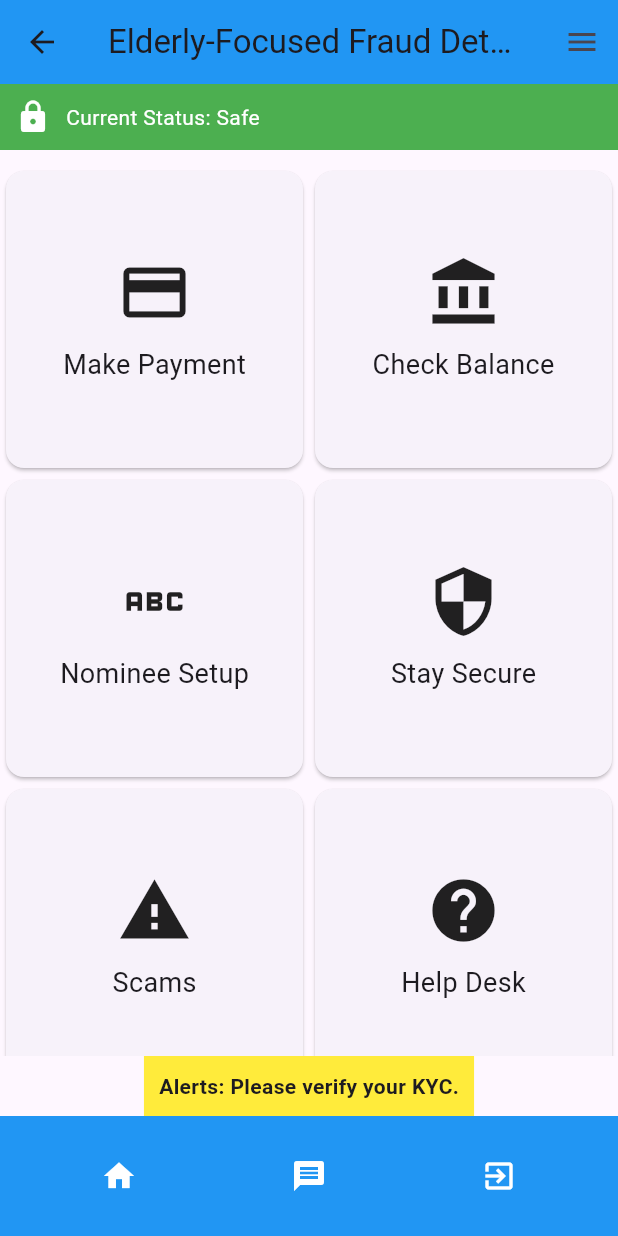
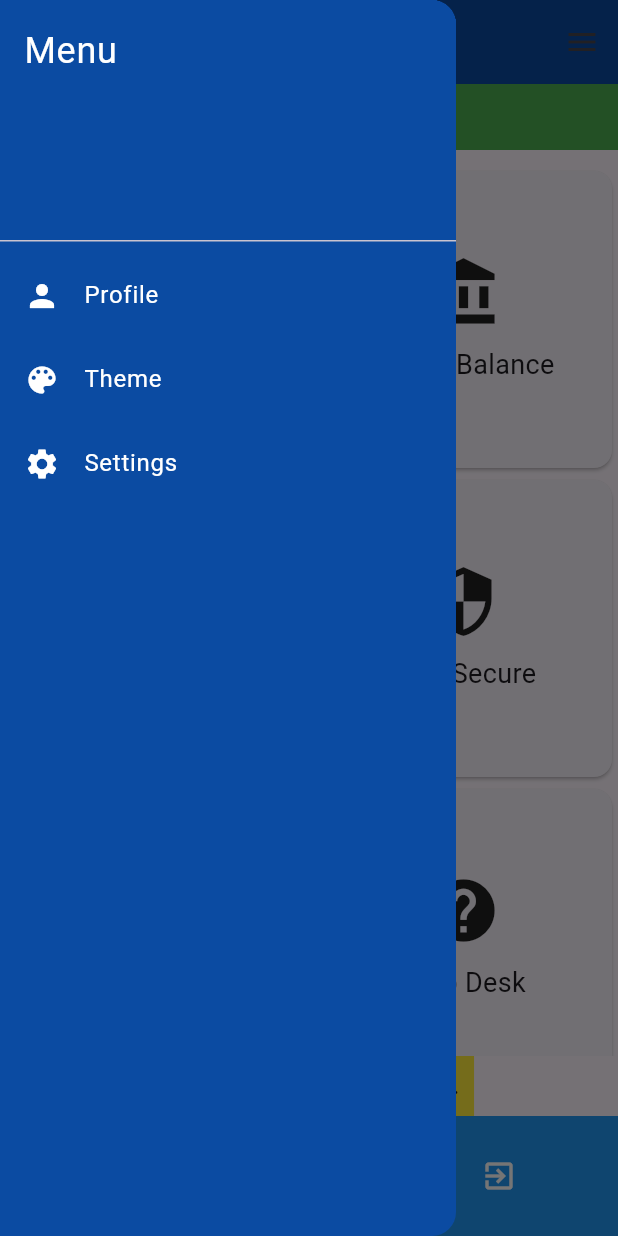
Before and after one commit to clayonhub/WCEHackathon2025_NullPointers, a Flutter app: the HomePage screen opened directly, with the side drawer open (before the commit the screen has no drawer), on a phone screen of 412 x 824 dp. Run offline on Flutter 3.47's test engine with Material 3 defaults, Android fonts, the phone set to English and light mode, and no system bars; our stand-ins replace file_picker.

Commit message:
made menu on homepage and directed login as acc holder and completed button to homepage

```diff
--- a/lib/homepage.dart
+++ b/lib/homepage.dart
@@ -5,17 +5,66 @@ class HomePage extends StatelessWidget {
   Widget build(BuildContext context) {
     return Scaffold(
       appBar: AppBar(
-        title: Text('Elderly-Focused Fraud Detection App'),
-        backgroundColor: Colors.blue,
+        title: Text(
+          "SAHAYAK",
+          style: TextStyle(fontSize: 28, fontWeight: FontWeight.bold, color: Colors.white),
+        ),
+        backgroundColor: Color(0xFF0B4BA2),
+        centerTitle: true,
         actions: [
           IconButton(
             icon: Icon(Icons.menu),
             onPressed: () {
-              // Implement menu action
-            },
+  Scaffold.of(context).openDrawer();
+},
+
           ),
         ],
       ),
+      drawer: Drawer(
+  backgroundColor: Color(0xFF0B4BA2), // Same color as AppBar
+  child: ListView(
+    padding: EdgeInsets.zero,
+    children: <Widget>[
+      DrawerHeader(
+        child: Text(
+          'Menu',
+          style: TextStyle(
+            color: Colors.white,
+            fontSize: 24,
+          ),
+        ),
+        decoration: BoxDecoration(
+          color: Color(0xFF0B4BA2),
+        ),
+      ),
+      ListTile(
+        leading: Icon(Icons.person, color: Colors.white),
+        title: Text('Profile', style: TextStyle(color: Colors.white)),
+        onTap: () {
+          // Handle Profile action
+          Navigator.pop(context); // Close the drawer
+        },
+      ),
+      ListTile(
+        leading: Icon(Icons.color_lens, color: Colors.white),
+        title: Text('Theme', style: TextStyle(color: Colors.white)),
+        onTap: () {
+          // Handle Theme action
+          Navigator.pop(context); // Close the drawer
+        },
+      ),
+      ListTile(
+        leading: Icon(Icons.settings, color: Colors.white),
+        title: Text('Settings', style: TextStyle(color: Colors.white)),
+        onTap: () {
+          // Handle Settings action
+          Navigator.pop(context); // Close the drawer
+        },
+      ),
+    ],
+  ),
+),
       body: Column(
         children: [
           // Status Bar
@@ -43,18 +92,26 @@ class HomePage extends StatelessWidget {
                 _buildFunctionalityButton(context, Icons.account_balance, 'Check Balance', () {
                   // Navigate to check balance functionality
                 }),
-                _buildFunctionalityButton(context, Icons.abc, 'Nominee Setup', () {
+                _buildFunctionalityButton(context, Icons.people, 'Nominee Setup', () {
                   // Navigate to nominee setup
+
                 }),
+
                 _buildFunctionalityButton(context, Icons.security, 'Stay Secure', () {
                   // Navigate to security tips
+
                 }),
+
                 _buildFunctionalityButton(context, Icons.warning, 'Scams', () {
                   // Navigate to scams information
+
                 }),
+
                 _buildFunctionalityButton(context, Icons.help, 'Help Desk', () {
                   // Navigate to help desk
+
                 }),
+
               ],
             ),
           ),
```
Also changed, not shown: lib/kyc_completed.dart (+12 -4 lines), lib/main.dart (+13 -2 lines), lib/bank_account_details.dart (line endings or trailing spaces), lib/pan_card_upload.dart (line endings or trailing spaces).
